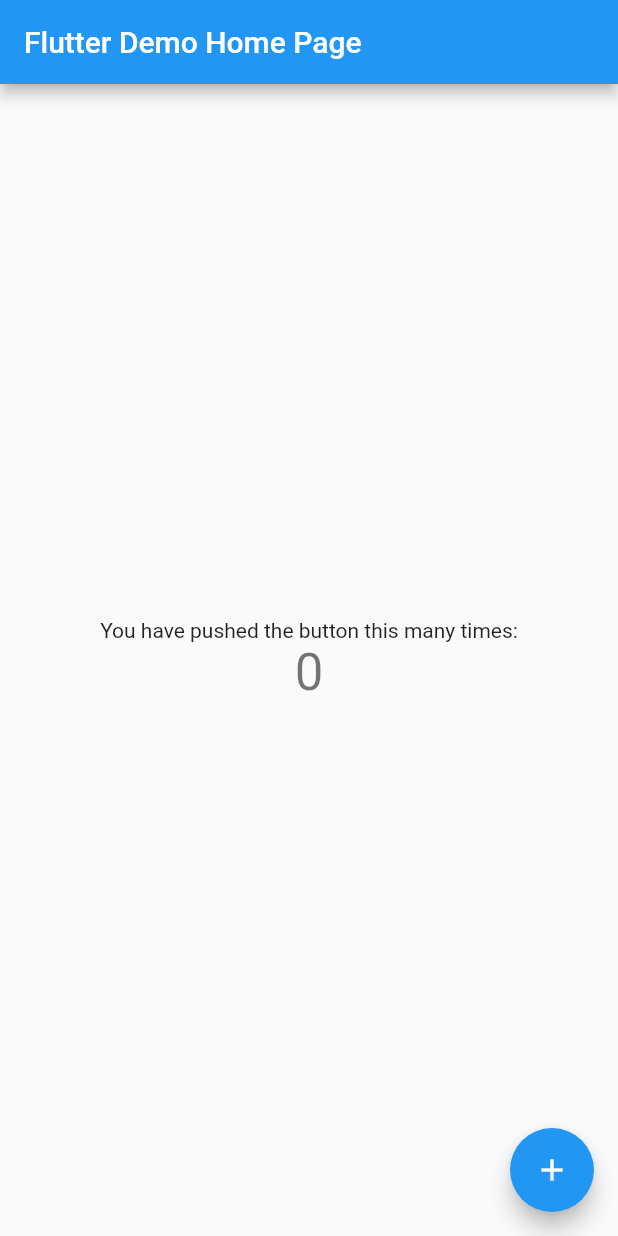
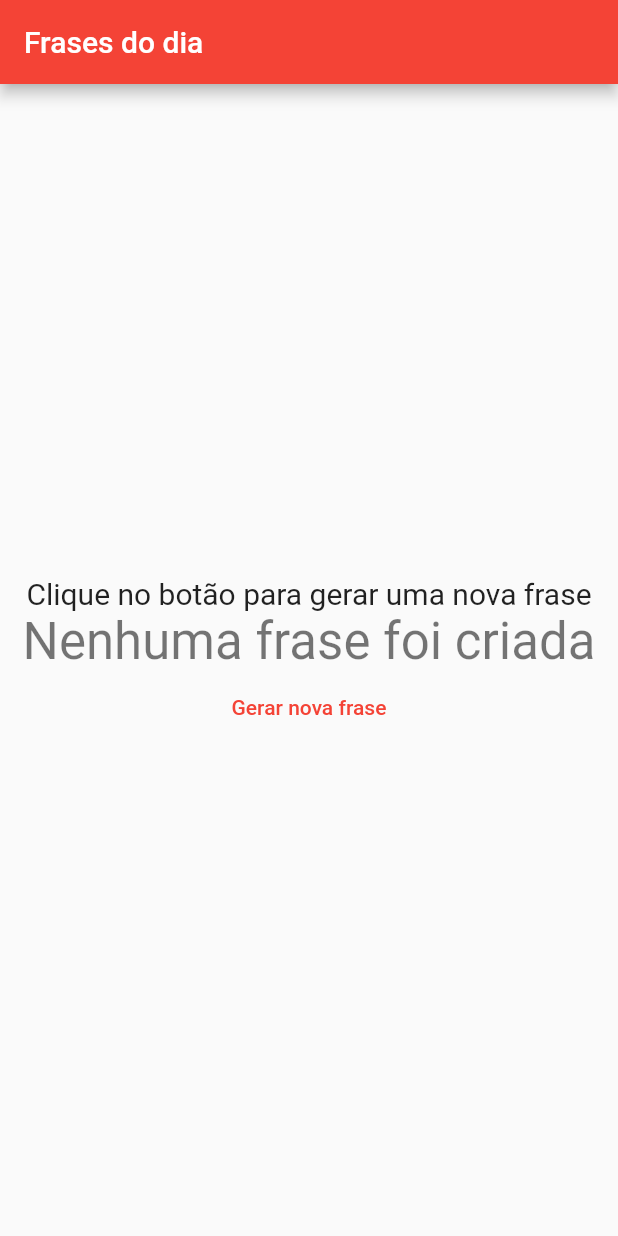
Before and after one commit to DavidArcari/test-bitrise-integration, a Flutter app: the screen it shows after launch, on a phone screen of 412 x 824 dp. Run offline on Flutter 3.47's test engine with Material 2 defaults, Android fonts, the phone set to English and light mode, and no system bars.

Commit message:
Tirando arquivos testes e criado logica de frases

```diff
--- a/app_test_bitrise/lib/main.dart
+++ b/app_test_bitrise/lib/main.dart
@@ -1,4 +1,5 @@
 import 'package:flutter/material.dart';
+import 'dart:math';
 
 void main() {
   runApp(const MyApp());
@@ -10,34 +11,17 @@
   @override
   Widget build(BuildContext context) {
     return MaterialApp(
-      title: 'Flutter Demo',
+      title: 'Frases do dia',
       theme: ThemeData(
-        // This is the theme of your application.
-        // Try running your application with "flutter run". You'll see the
-        // application has a blue toolbar. Then, without quitting the app, try
-        // changing the primarySwatch below to Colors.green and then invoke
-        // "hot reload" (press "r" in the console where you ran "flutter run",
-        // or simply save your changes to "hot reload" in a Flutter IDE).
-        // Notice that the counter didn't reset back to zero; the application
-        // is not restarted.
-        primarySwatch: Colors.blue,
+        primarySwatch: Colors.red,
       ),
-      home: const MyHomePage(title: 'Flutter Demo Home Page'),
+      home: const MyHomePage(title: 'Frases do dia'),
     );
   }
 }
 
 class MyHomePage extends StatefulWidget {
   const MyHomePage({super.key, required this.title});
-
-  // This widget is the home page of your application. It is stateful, meaning
-  // that it has a State object (defined below) that contains fields that affect
-  // how it looks.
-
-  // This class is the configuration for the state. It holds the values (in this
-  // case the title) provided by the parent (in this case the App widget) and
-  // used by the build method of the State. Fields in a Widget subclass are
-  // always marked "final".
 
   final String title;
 
@@ -46,68 +30,45 @@
 }
 
 class _MyHomePageState extends State<MyHomePage> {
-  int _counter = 0;
+  var _phrases = [
+    "Primeira Frase",
+    "Segunda Frase",
+    "Terceira Frase",
+    "Quarta Frase"
+  ];
 
-  void _incrementCounter() {
+  var _initialPhrase = "Nenhuma frase foi criada";
+
+  void _phraseGenerate() {
+    int _number = Random().nextInt(_phrases.length);
     setState(() {
-      // This call to setState tells the Flutter framework that something has
-      // changed in this State, which causes it to rerun the build method below
-      // so that the display can reflect the updated values. If we changed
-      // _counter without calling setState(), then the build method would not be
-      // called again, and so nothing would appear to happen.
-      _counter++;
+      _initialPhrase = _phrases[_number];
     });
   }
 
   @override
   Widget build(BuildContext context) {
-    // This method is rerun every time setState is called, for instance as done
-    // by the _incrementCounter method above.
-    //
-    // The Flutter framework has been optimized to make rerunning build methods
-    // fast, so that you can just rebuild anything that needs updating rather
-    // than having to individually change instances of widgets.
     return Scaffold(
       appBar: AppBar(
-        // Here we take the value from the MyHomePage object that was created by
-        // the App.build method, and use it to set our appbar title.
         title: Text(widget.title),
       ),
       body: Center(
-        // Center is a layout widget. It takes a single child and positions it
-        // in the middle of the parent.
         child: Column(
-          // Column is also a layout widget. It takes a list of children and
-          // arranges them vertically. By default, it sizes itself to fit its
-          // children horizontally, and tries to be as tall as its parent.
-          //
-          // Invoke "debug painting" (press "p" in the console, choose the
-          // "Toggle Debug Paint" action from the Flutter Inspector in Android
-          // Studio, or the "Toggle Debug Paint" command in Visual Studio Code)
-          // to see the wireframe for each widget.
-          //
-          // Column has various properties to control how it sizes itself and
-          // how it positions its children. Here we use mainAxisAlignment to
-          // center the children vertically; the main axis here is the vertical
-          // axis because Columns are vertical (the cross axis would be
-          // horizontal).
           mainAxisAlignment: MainAxisAlignment.center,
           children: <Widget>[
             const Text(
-              'You have pushed the button this many times:',
+              'Clique no botão para gerar uma nova frase',
+              style: TextStyle(fontSize: 20),
             ),
             Text(
-              '$_counter',
+              '$_initialPhrase',
               style: Theme.of(context).textTheme.headlineMedium,
             ),
+            TextButton(
+                onPressed: _phraseGenerate, child: Text("Gerar nova frase"))
           ],
         ),
       ),
-      floatingActionButton: FloatingActionButton(
-        onPressed: _incrementCounter,
-        tooltip: 'Increment',
-        child: const Icon(Icons.add),
-      ), // This trailing comma makes auto-formatting nicer for build methods.
     );
   }
 }
```
Also changed, not shown: 1 other file.
